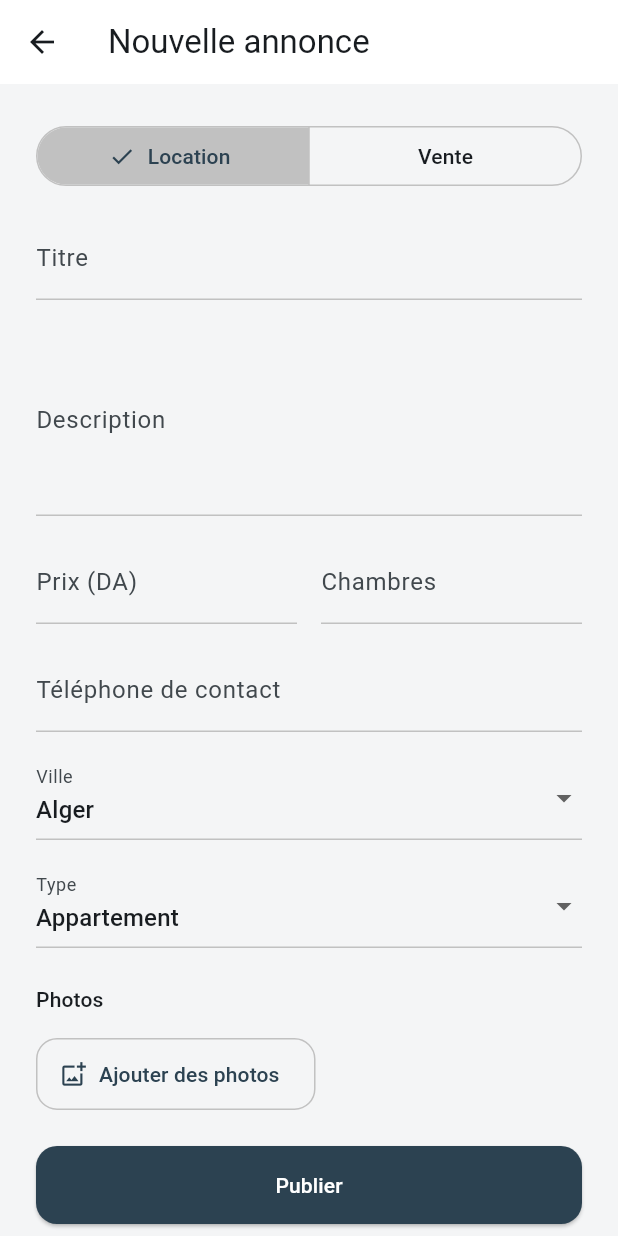
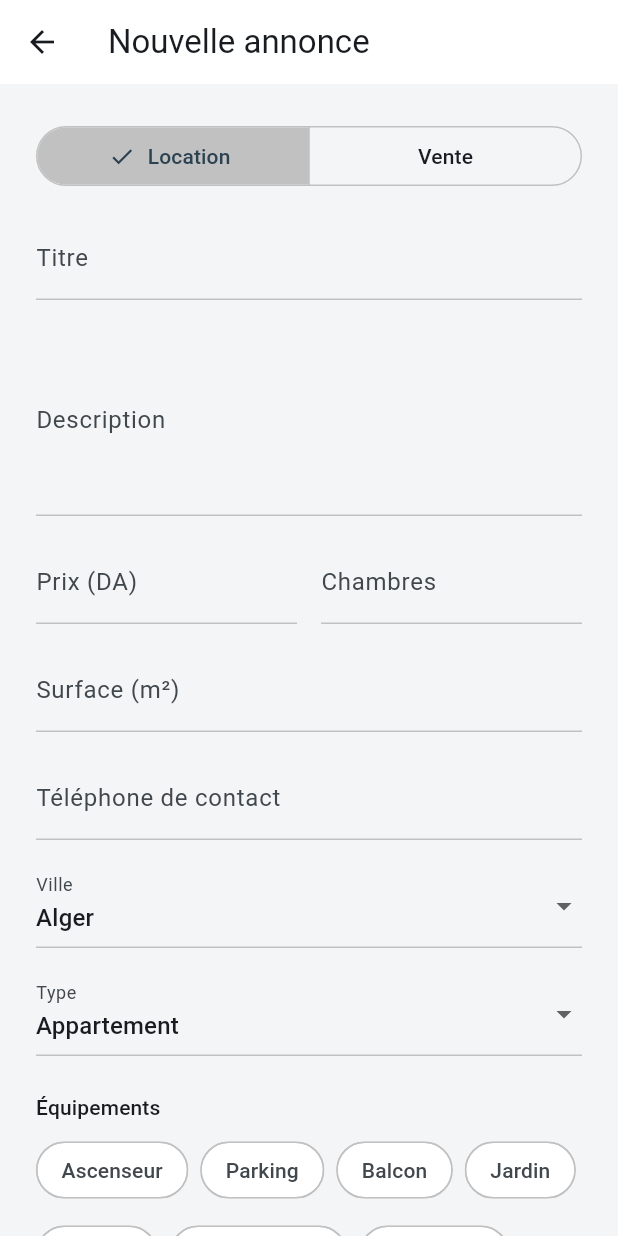
Before and after one commit to ChaourLina/Livin_app, a Flutter app: the ListingFormPage screen opened directly with empty values, on a phone screen of 412 x 824 dp. Run offline on Flutter 3.47's test engine with Material 3 defaults, Android fonts, the phone set to English and light mode, and no system bars; our stand-ins replace cloud_firestore, connectivity_plus, dio, equatable, firebase_auth, firebase_core and 5 more; accounts and stored records are empty.

Commit message:
Add surface and amenities to listing form and details

```diff
--- a/livin_app/lib/features/listings/presentation/views/pages/listing_form_page.dart
+++ b/livin_app/lib/features/listings/presentation/views/pages/listing_form_page.dart
@@ -4,6 +4,7 @@ import 'package:flutter/material.dart';
 import 'package:flutter_bloc/flutter_bloc.dart';
 import 'package:go_router/go_router.dart';
 import 'package:image_picker/image_picker.dart';
+import 'package:livin_app/core/utils/amenities.dart';
 import 'package:livin_app/core/utils/constants.dart';
 import 'package:livin_app/core/utils/formatters.dart';
 import 'package:livin_app/features/listings/domain/entities/listing.dart';
@@ -30,11 +31,13 @@ class _ListingFormPageState extends State<ListingFormPage> {
   late final TextEditingController _descriptionController;
   late final TextEditingController _priceController;
   late final TextEditingController _roomsController;
+  late final TextEditingController _surfaceController;
   late final TextEditingController _contactController;
   late String _city;
   late String _type;
   late String _transaction;
   late List<String> _existingPhotos;
+  late final Set<String> _amenities;
   final List<String> _newImagePaths = [];
 
   bool get _isEditing => widget.listing != null;
@@ -44,17 +47,26 @@ class _ListingFormPageState extends State<ListingFormPage> {
     super.initState();
     final listing = widget.listing;
     _titleController = TextEditingController(text: listing?.title ?? '');
-    _descriptionController =
-        TextEditingController(text: listing?.description ?? '');
-    _priceController =
-        TextEditingController(text: listing?.price.toString() ?? '');
-    _roomsController =
-        TextEditingController(text: listing?.rooms.toString() ?? '');
+    _descriptionController = TextEditingController(
+      text: listing?.description ?? '',
+    );
+    _priceController = TextEditingController(
+      text: listing?.price.toString() ?? '',
+    );
+    _roomsController = TextEditingController(
+      text: listing?.rooms.toString() ?? '',
+    );
+    _surfaceController = TextEditingController(
+      text: (listing != null && listing.surface > 0)
+          ? listing.surface.toString()
+          : '',
+    );
     _contactController = TextEditingController(text: listing?.contact ?? '');
     _city = listing?.city ?? AppConstants.cities.first;
     _type = listing?.type ?? AppConstants.propertyTypes.first;
     _transaction = listing?.transactionType ?? AppConstants.rent;
     _existingPhotos = List<String>.from(listing?.photos ?? const []);
+    _amenities = Set<String>.from(listing?.amenities ?? const []);
   }
 
   @override
@@ -63,12 +75,14 @@ class _ListingFormPageState extends State<ListingFormPage> {
     _descriptionController.dispose();
     _priceController.dispose();
     _roomsController.dispose();
+    _surfaceController.dispose();
     _contactController.dispose();
     super.dispose();
   }
 
   Future<void> _pickImages() async {
-    final remaining = _maxPhotos - _existingPhotos.length - _newImagePaths.length;
+    final remaining =
+        _maxPhotos - _existingPhotos.length - _newImagePaths.length;
     if (remaining <= 0) {
       ScaffoldMessenger.of(context).showSnackBar(
         const SnackBar(content: Text('5 photos maximum par annonce')),
@@ -97,11 +111,13 @@ class _ListingFormPageState extends State<ListingFormPage> {
       transactionType: _transaction,
       price: int.parse(_priceController.text.trim()),
       rooms: int.parse(_roomsController.text.trim()),
+      surface: int.parse(_surfaceController.text.trim()),
       city: _city,
       contact: _contactController.text.trim(),
-      isAvailable: existing?.isAvailable ?? true,
+      amenities: Amenities.all.where(_amenities.contains).toList(),
       photos: _existingPhotos,
       createdAt: existing?.createdAt ?? DateTime.now(),
+      isAvailable: existing?.isAvailable ?? true,
     );
     final bloc = context.read<MyListingsBloc>();
     if (existing == null) {
@@ -138,9 +154,13 @@ class _ListingFormPageState extends State<ListingFormPage> {
                     child: SegmentedButton<String>(
                       segments: const [
                         ButtonSegment<String>(
-                            value: AppConstants.rent, label: Text('Location')),
+                          value: AppConstants.rent,
+                          label: Text('Location'),
+                        ),
                         ButtonSegment<String>(
-                            value: AppConstants.sale, label: Text('Vente')),
+                          value: AppConstants.sale,
+                          label: Text('Vente'),
+                        ),
                       ],
                       selected: {_transaction},
                       onSelectionChanged: (selection) =>
@@ -151,7 +171,8 @@ class _ListingFormPageState extends State<ListingFormPage> {
                   TextFormField(
                     controller: _titleController,
                     decoration: const InputDecoration(labelText: 'Titre'),
-                    validator: (value) => (value == null || value.trim().isEmpty)
+                    validator: (value) =>
+                        (value == null || value.trim().isEmpty)
                         ? 'Titre obligatoire'
                         : null,
                   ),
@@ -160,7 +181,8 @@ class _ListingFormPageState extends State<ListingFormPage> {
                     controller: _descriptionController,
                     maxLines: 4,
                     decoration: const InputDecoration(labelText: 'Description'),
-                    validator: (value) => (value == null || value.trim().isEmpty)
+                    validator: (value) =>
+                        (value == null || value.trim().isEmpty)
                         ? 'Description obligatoire'
                         : null,
                   ),
@@ -171,8 +193,9 @@ class _ListingFormPageState extends State<ListingFormPage> {
                         child: TextFormField(
                           controller: _priceController,
                           keyboardType: TextInputType.number,
-                          decoration:
-                              const InputDecoration(labelText: 'Prix (DA)'),
+                          decoration: const InputDecoration(
+                            labelText: 'Prix (DA)',
+                          ),
                           validator: (value) {
                             final price = int.tryParse(value?.trim() ?? '');
                             return (price == null || price <= 0)
@@ -186,8 +209,9 @@ class _ListingFormPageState extends State<ListingFormPage> {
                         child: TextFormField(
                           controller: _roomsController,
                           keyboardType: TextInputType.number,
-                          decoration:
-                              const InputDecoration(labelText: 'Chambres'),
+                          decoration: const InputDecoration(
+                            labelText: 'Chambres',
+                          ),
                           validator: (value) {
                             final rooms = int.tryParse(value?.trim() ?? '');
                             return (rooms == null || rooms < 0)
@@ -200,34 +224,85 @@ class _ListingFormPageState extends State<ListingFormPage> {
                   ),
                   const SizedBox(height: 16),
                   TextFormField(
+                    controller: _surfaceController,
+                    keyboardType: TextInputType.number,
+                    decoration: const InputDecoration(
+                      labelText: 'Surface (m²)',
+                    ),
+                    validator: (value) {
+                      final surface = int.tryParse(value?.trim() ?? '');
+                      return (surface == null || surface <= 0)
+                          ? 'Surface invalide'
+                          : null;
+                    },
+                  ),
+                  const SizedBox(height: 16),
+                  TextFormField(
                     controller: _contactController,
                     keyboardType: TextInputType.phone,
                     decoration: const InputDecoration(
-                        labelText: 'Téléphone de contact'),
+                      labelText: 'Téléphone de contact',
+                    ),
                     validator: (value) =>
                         (value == null || value.trim().length < 8)
-                            ? 'Numéro invalide'
-                            : null,
+                        ? 'Numéro invalide'
+                        : null,
                   ),
                   const SizedBox(height: 16),
                   DropdownButtonFormField<String>(
-                    value: _city,
+                    initialValue: _city,
                     decoration: const InputDecoration(labelText: 'Ville'),
                     items: AppConstants.cities
-                        .map((city) =>
-                            DropdownMenuItem(value: city, child: Text(city)))
+                        .map(
+                          (city) =>
+                              DropdownMenuItem(value: city, child: Text(city)),
+                        )
                         .toList(),
                     onChanged: (value) => setState(() => _city = value!),
                   ),
                   const SizedBox(height: 16),
                   DropdownButtonFormField<String>(
-                    value: _type,
+                    initialValue: _type,
                     decoration: const InputDecoration(labelText: 'Type'),
                     items: AppConstants.propertyTypes
-                        .map((type) => DropdownMenuItem(
-                            value: type, child: Text(capitalize(type))))
+                        .map(
+                          (type) => DropdownMenuItem(
+                            value: type,
+                            child: Text(capitalize(type)),
+                          ),
+                        )
                         .toList(),
                     onChanged: (value) => setState(() => _type = value!),
+                  ),
+                  const SizedBox(height: 24),
+                  Align(
+                    alignment: Alignment.centerLeft,
+                    child: Text(
+                      'Équipements',
+                      style: Theme.of(context).textTheme.titleSmall,
+                    ),
+                  ),
+                  const SizedBox(height: 8),
+                  Align(
+                    alignment: Alignment.centerLeft,
+                    child: Wrap(
+                      spacing: 8,
+                      runSpacing: 8,
+                      children: [
+                        for (final amenity in Amenities.all)
+                          FilterChip(
+                            label: Text(amenity),
+                            selected: _amenities.contains(amenity),
+                            onSelected: (selected) => setState(() {
+                              if (selected) {
+                                _amenities.add(amenity);
+                              } else {
+                                _amenities.remove(amenity);
+                              }
+                            }),
+                          ),
+                      ],
+                    ),
                   ),
                   const SizedBox(height: 24),
                   Align(
@@ -276,7 +351,7 @@ class _ListingFormPageState extends State<ListingFormPage> {
                         width: double.infinity,
                         child: ElevatedButton(
                           onPressed: isLoading ? null : _submit,
-                           child: isLoading
+                          child: isLoading
                               ? Row(
                                   mainAxisAlignment: MainAxisAlignment.center,
                                   children: [
@@ -284,7 +359,8 @@ class _ListingFormPageState extends State<ListingFormPage> {
                                       height: 20,
                                       width: 20,
                                       child: CircularProgressIndicator(
-                                          strokeWidth: 2),
+                                        strokeWidth: 2,
+                                      ),
                                     ),
                                     const SizedBox(width: 12),
                                     Text(
```
Also changed, not shown: livin_app/lib/features/listings/presentation/views/pages/listing_details_page.dart (+18 -0 lines).
